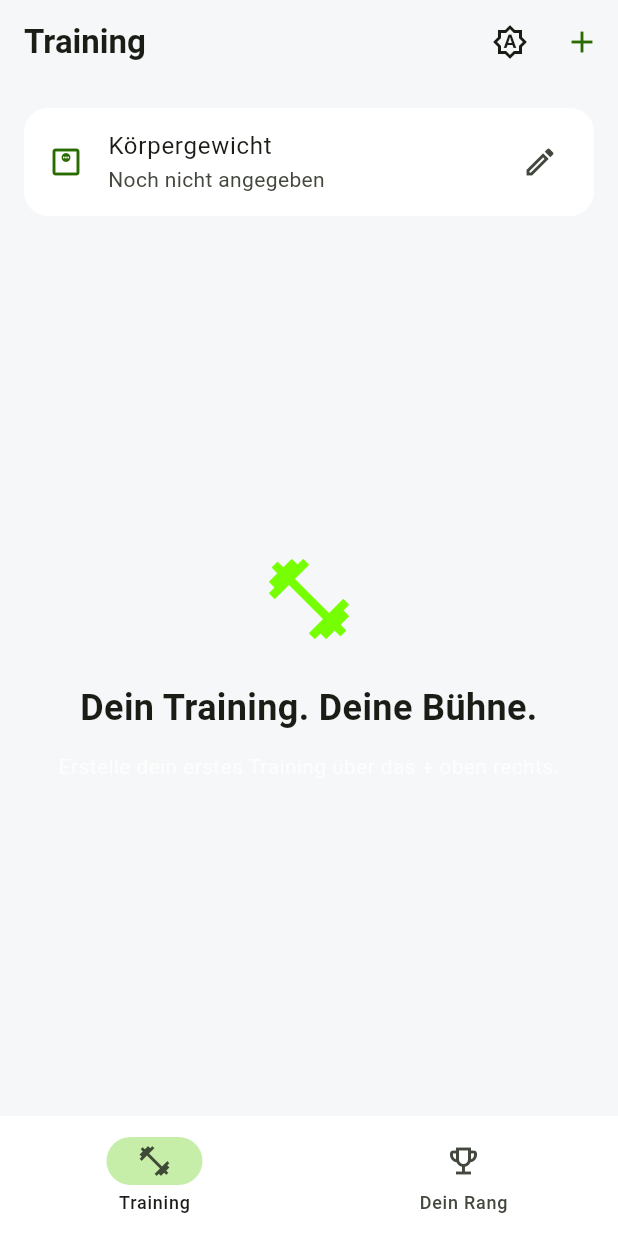
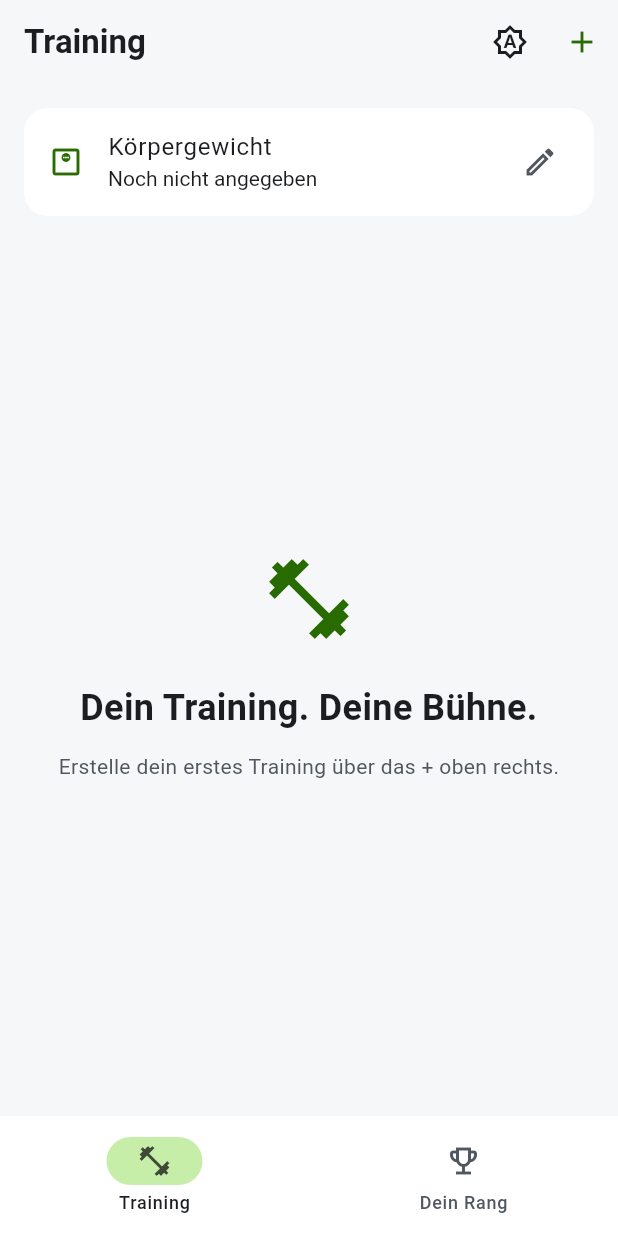
Before and after one commit to JanMeyfarth1999/repstar, a Flutter app: the screen it shows after launch, on a phone screen of 412 x 824 dp. Run offline on Flutter 3.47's test engine with Material 3 defaults, Android fonts, the phone set to English and light mode, and no system bars; our stand-ins replace flutter_local_notifications, timezone, vibration.

```diff
--- a/lib/main.dart
+++ b/lib/main.dart
@@ -2,6 +2,7 @@ import 'package:flutter/material.dart';
 import 'package:repstar/screens/training_screen.dart';
 import 'package:repstar/services/rest_notification_service.dart';
 import 'package:repstar/services/theme_service.dart';
+import 'package:repstar/theme/app_theme.dart';
 
 Future<void> main() async {
   // Ermöglicht den Zugriff auf Gerätefunktionen vor runApp().
@@ -28,57 +29,6 @@ Future<void> main() async {
 class RepStarApp extends StatelessWidget {
   const RepStarApp({super.key});
 
-  /// Gemeinsamer Aufbau für beide Designs.
-  ThemeData _createTheme(Brightness brightness) {
-    final isDark = brightness == Brightness.dark;
-
-    final backgroundColor = isDark
-        ? const Color(0xFF121212)
-        : const Color(0xFFF6F7F8);
-
-    final surfaceColor = isDark ? const Color(0xFF1E1E1E) : Colors.white;
-
-    // Das dunklere Grün ist auf hellen Flächen besser lesbar.
-    final primaryColor = isDark
-        ? const Color(0xFF76FF03)
-        : const Color(0xFF286B00);
-
-    final colorScheme =
-        ColorScheme.fromSeed(
-          seedColor: const Color(0xFF76FF03),
-          brightness: brightness,
-        ).copyWith(
-          primary: primaryColor,
-          onPrimary: isDark ? Colors.black : Colors.white,
-          surface: surfaceColor,
-        );
-
-    return ThemeData(
-      useMaterial3: true,
-      brightness: brightness,
-      colorScheme: colorScheme,
-      scaffoldBackgroundColor: backgroundColor,
-      appBarTheme: AppBarTheme(
-        backgroundColor: backgroundColor,
-        foregroundColor: colorScheme.onSurface,
-        surfaceTintColor: Colors.transparent,
-      ),
-      cardTheme: CardThemeData(
-        color: surfaceColor,
-        surfaceTintColor: Colors.transparent,
-        elevation: 0,
-        shape: RoundedRectangleBorder(borderRadius: BorderRadius.circular(16)),
-      ),
-      navigationBarTheme: NavigationBarThemeData(
-        backgroundColor: surfaceColor,
-        indicatorColor: colorScheme.primaryContainer,
-      ),
-      inputDecorationTheme: InputDecorationTheme(
-        border: OutlineInputBorder(borderRadius: BorderRadius.circular(12)),
-      ),
-    );
-  }
-
   @override
   Widget build(BuildContext context) {
     return AnimatedBuilder(
@@ -89,8 +39,8 @@ class RepStarApp extends StatelessWidget {
           debugShowCheckedModeBanner: false,
 
           // Flutter wählt abhängig von themeMode das passende Design.
-          theme: _createTheme(Brightness.light),
-          darkTheme: _createTheme(Brightness.dark),
+          theme: AppTheme.light,
+          darkTheme: AppTheme.dark,
           themeMode: ThemeService.instance.mode,
 
           home: child,
--- a/lib/screens/active_training_screen.dart
+++ b/lib/screens/active_training_screen.dart
@@ -351,7 +351,7 @@ class _ActiveTrainingScreenState extends State<ActiveTrainingScreen> {
 
     final color = minimumReached
         ? Theme.of(context).colorScheme.primary
-        : Colors.white70;
+        : Theme.of(context).colorScheme.onSurfaceVariant;
 
     return Row(
       mainAxisAlignment: MainAxisAlignment.center,
--- a/lib/screens/training_screen.dart
+++ b/lib/screens/training_screen.dart
@@ -1,4 +1,3 @@
-import 'package:repstar/widgets/theme_mode_button.dart';
 import 'dart:async';
 
 import 'package:flutter/material.dart';
@@ -13,6 +12,7 @@ import 'package:repstar/screens/rank_screen.dart';
 import 'package:repstar/services/level_service.dart';
 import 'package:repstar/services/storage_service.dart';
 import 'package:repstar/services/training_reward_service.dart';
+import 'package:repstar/widgets/theme_mode_button.dart';
 
 /// Verwaltet Training, Rang und die gemeinsame lokale Speicherung.
 class TrainingScreen extends StatefulWidget {
@@ -524,10 +524,13 @@ class _TrainingScreenState extends State<TrainingScreen>
                             'ca. ${reward.estimatedActiveKcal!.round()} kcal',
                 ),
                 const SizedBox(height: 8),
-                const Text(
+                Text(
                   'Grobes Modell für die Satz-Ausführung. '
                   'Pausen und Nachverbrauch sind nicht enthalten.',
-                  style: TextStyle(fontSize: 12, color: Colors.white70),
+                  style: TextStyle(
+                    fontSize: 12,
+                    color: Theme.of(context).colorScheme.onSurfaceVariant,
+                  ),
                 ),
               ] else
                 const Text('Die Auswertung konnte nicht berechnet werden.'),
@@ -553,24 +556,26 @@ class _TrainingScreenState extends State<TrainingScreen>
 
   Widget _buildTrainings() {
     if (_trainings.isEmpty) {
-      return const Center(
+      final colors = Theme.of(context).colorScheme;
+
+      return Center(
         child: SingleChildScrollView(
-          padding: EdgeInsets.all(24),
+          padding: const EdgeInsets.all(24),
           child: Column(
             mainAxisSize: MainAxisSize.min,
             children: [
-              Icon(Icons.fitness_center, size: 64, color: Color(0xFF76FF03)),
-              SizedBox(height: 24),
-              Text(
+              Icon(Icons.fitness_center, size: 64, color: colors.primary),
+              const SizedBox(height: 24),
+              const Text(
                 'Dein Training. Deine Bühne.',
                 textAlign: TextAlign.center,
                 style: TextStyle(fontSize: 24, fontWeight: FontWeight.bold),
               ),
-              SizedBox(height: 12),
+              const SizedBox(height: 12),
               Text(
                 'Erstelle dein erstes Training über das + oben rechts.',
                 textAlign: TextAlign.center,
-                style: TextStyle(color: Colors.white70),
+                style: TextStyle(color: colors.onSurfaceVariant),
               ),
             ],
           ),
@@ -634,7 +639,9 @@ class _TrainingScreenState extends State<TrainingScreen>
                   Text(
                     'Letzte Trainingsdauer: '
                     '${lastSession.duration.inMinutes} Minuten',
-                    style: const TextStyle(color: Colors.white70),
+                    style: TextStyle(
+                      color: Theme.of(context).colorScheme.onSurfaceVariant,
+                    ),
                   ),
                 ],
                 if (reward != null) ...[
--- /dev/null
+++ b/lib/theme/app_theme.dart
@@ -0,0 +1,146 @@
+import 'package:flutter/material.dart';
+
+/// Zentrale Farben und Komponentenregeln für beide Designs.
+///
+/// Normaler Text erbt die Theme-Farbe. Für Nebentext wird
+/// colorScheme.onSurfaceVariant verwendet, niemals ein festes Weiß/Grau.
+class AppTheme {
+  AppTheme._();
+
+  static final ThemeData light = _create(Brightness.light);
+  static final ThemeData dark = _create(Brightness.dark);
+
+  static ThemeData _create(Brightness brightness) {
+    final isDark = brightness == Brightness.dark;
+
+    final background = isDark
+        ? const Color(0xFF121212)
+        : const Color(0xFFF6F7F8);
+    final surface = isDark
+        ? const Color(0xFF1E1E1E)
+        : const Color(0xFFFFFFFF);
+    final primary = isDark
+        ? const Color(0xFF76FF03)
+        : const Color(0xFF286B00);
+
+    final colors = ColorScheme.fromSeed(
+      seedColor: const Color(0xFF76FF03),
+      brightness: brightness,
+    ).copyWith(
+      primary: primary,
+      onPrimary: isDark
+          ? const Color(0xFF000000)
+          : const Color(0xFFFFFFFF),
+      surface: surface,
+      onSurface: isDark
+          ? const Color(0xFFF2F2F2)
+          : const Color(0xFF1B1D20),
+      onSurfaceVariant: isDark
+          ? const Color(0xFFC0C4CC)
+          : const Color(0xFF505760),
+      outline: isDark
+          ? const Color(0xFF8A9099)
+          : const Color(0xFF747B84),
+    );
+
+    final base = ThemeData(
+      useMaterial3: true,
+      brightness: brightness,
+      colorScheme: colors,
+    );
+
+    return base.copyWith(
+      scaffoldBackgroundColor: background,
+      textTheme: base.textTheme.apply(
+        bodyColor: colors.onSurface,
+        displayColor: colors.onSurface,
+      ),
+      iconTheme: IconThemeData(color: colors.onSurfaceVariant),
+      appBarTheme: AppBarTheme(
+        backgroundColor: background,
+        foregroundColor: colors.onSurface,
+        surfaceTintColor: Colors.transparent,
+      ),
+      cardTheme: CardThemeData(
+        color: surface,
+        surfaceTintColor: Colors.transparent,
+        elevation: 0,
+        shape: RoundedRectangleBorder(
+          borderRadius: BorderRadius.circular(16),
+        ),
+      ),
+      listTileTheme: ListTileThemeData(
+        textColor: colors.onSurface,
+        iconColor: colors.onSurfaceVariant,
+        subtitleTextStyle: base.textTheme.bodyMedium?.copyWith(
+          color: colors.onSurfaceVariant,
+        ),
+      ),
+      navigationBarTheme: NavigationBarThemeData(
+        backgroundColor: surface,
+        indicatorColor: colors.primaryContainer,
+      ),
+      inputDecorationTheme: InputDecorationTheme(
+        // Hinweise, Einheiten und Beschriftungen bleiben in beiden Modi lesbar.
+        hintStyle: TextStyle(color: colors.onSurfaceVariant),
+        labelStyle: TextStyle(color: colors.onSurfaceVariant),
+        helperStyle: TextStyle(color: colors.onSurfaceVariant),
+        prefixStyle: TextStyle(color: colors.onSurfaceVariant),
+        suffixStyle: TextStyle(color: colors.onSurfaceVariant),
+        border: OutlineInputBorder(
+          borderRadius: BorderRadius.circular(12),
+        ),
+      ),
+      checkboxTheme: CheckboxThemeData(
+        checkColor: WidgetStatePropertyAll<Color>(colors.onPrimary),
+      ),
+      textSelectionTheme: TextSelectionThemeData(
+        cursorColor: colors.primary,
+        selectionColor: colors.primary.withValues(alpha: 0.25),
+        selectionHandleColor: colors.primary,
+      ),
+      extensions: <ThemeExtension<dynamic>>[
+        RepStarColors(
+          maintenance: isDark
+              ? const Color(0xFFFFC857)
+              : const Color(0xFF855600),
+          // Der leere Ring soll sich sichtbar vom Hintergrund abheben.
+          ringTrack: colors.outline,
+        ),
+      ],
+    );
+  }
+}
+
+/// Ergänzt Material-Farben um die Sonderfarben des Rangrings.
+/// ThemeExtension ermöglicht auch weiche Übergänge beim Designwechsel.
+@immutable
+class RepStarColors extends ThemeExtension<RepStarColors> {
+  final Color maintenance;
+  final Color ringTrack;
+
+  const RepStarColors({
+    required this.maintenance,
+    required this.ringTrack,
+  });
+
+  @override
+  RepStarColors copyWith({Color? maintenance, Color? ringTrack}) {
+    return RepStarColors(
+      maintenance: maintenance ?? this.maintenance,
+      ringTrack: ringTrack ?? this.ringTrack,
+    );
+  }
+
+  @override
+  RepStarColors lerp(covariant RepStarColors? other, double t) {
+    if (other == null) {
+      return this;
+    }
+
+    return RepStarColors(
+      maintenance: Color.lerp(maintenance, other.maintenance, t)!,
+      ringTrack: Color.lerp(ringTrack, other.ringTrack, t)!,
+    );
+  }
+}
--- a/lib/widgets/training_exercise_card.dart
+++ b/lib/widgets/training_exercise_card.dart
@@ -103,7 +103,7 @@ class _TrainingExerciseCardState extends State<TrainingExerciseCard> {
               style: TextStyle(
                 color: workoutSet.isCompleted
                     ? accentColor
-                    : Colors.white70,
+                    : Theme.of(context).colorScheme.onSurfaceVariant,
               ),
             ),
           ),
```
Also changed, not shown: lib/screens/rank_screen.dart (+5 -6 lines), lib/theme_verification.json (added, +19 -0 lines), linux/lib/theme_verification.json (added, +19 -0 lines), 7 other files.
